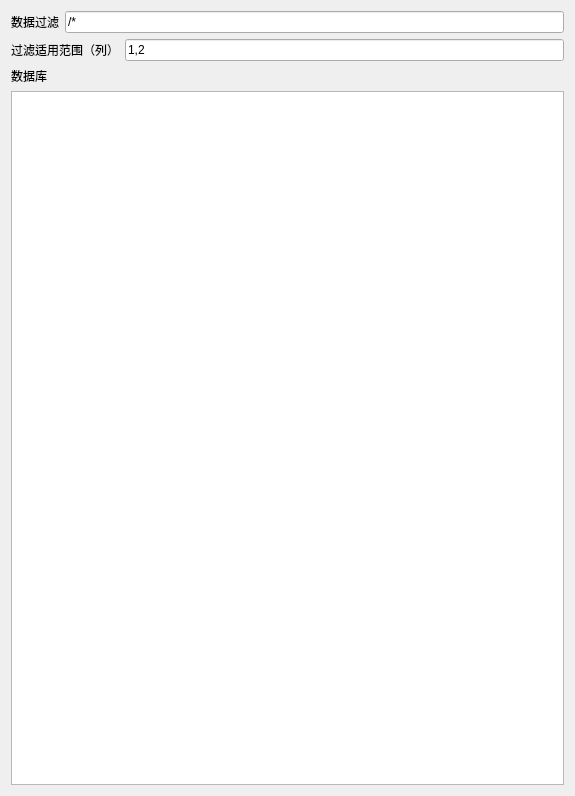
The window that 代码/4.PySide6中常用部件API的使用/数据库/Sql.ui (H1DDENADM1N/pyside6-python3-tutorial) describes before a commit, drawn with Qt 5.
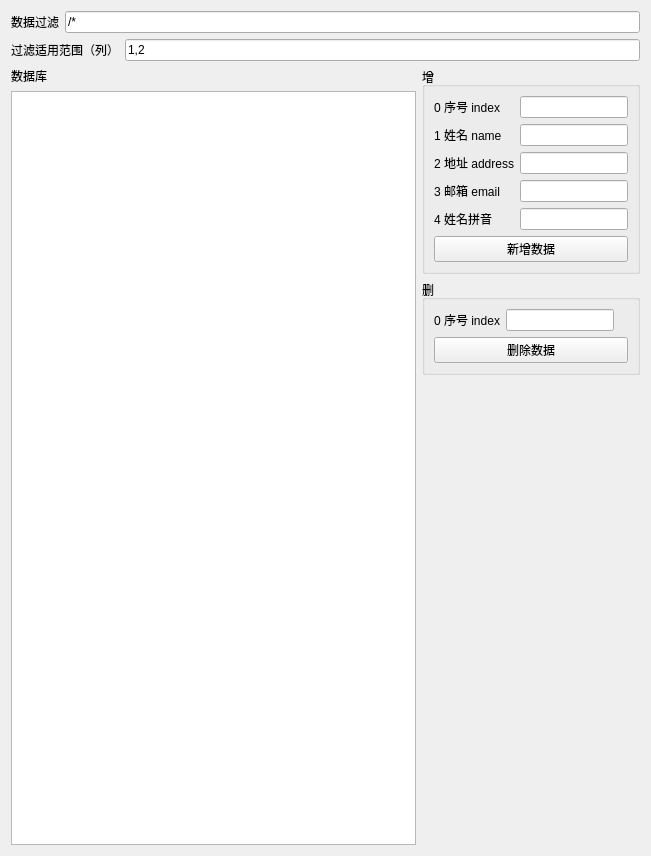
The same window after the commit.

Commit message: 更新 数据库 增、删

The edit to the form file:
```diff
--- a/代码/4.PySide6中常用部件API的使用/数据库/Sql.ui
+++ b/代码/4.PySide6中常用部件API的使用/数据库/Sql.ui
@@ -6,14 +6,14 @@
    <rect>
     <x>0</x>
     <y>0</y>
-    <width>575</width>
-    <height>796</height>
+    <width>651</width>
+    <height>856</height>
    </rect>
   </property>
   <property name="windowTitle">
    <string>数据库</string>
   </property>
-  <layout class="QVBoxLayout" name="verticalLayout">
+  <layout class="QVBoxLayout" name="verticalLayout_5">
    <item>
     <layout class="QHBoxLayout" name="horizontalLayout">
      <item>
@@ -51,14 +51,193 @@
     </layout>
    </item>
    <item>
-    <widget class="QLabel" name="label">
-     <property name="text">
-      <string>数据库</string>
-     </property>
-    </widget>
-   </item>
-   <item>
-    <widget class="QTableView" name="tableView"/>
+    <layout class="QHBoxLayout" name="horizontalLayout_3">
+     <item>
+      <layout class="QVBoxLayout" name="verticalLayout_4">
+       <item>
+        <widget class="QLabel" name="label">
+         <property name="text">
+          <string>数据库</string>
+         </property>
+        </widget>
+       </item>
+       <item>
+        <widget class="QTableView" name="tableView"/>
+       </item>
+      </layout>
+     </item>
+     <item>
+      <layout class="QVBoxLayout" name="verticalLayout_3">
+       <item>
+        <widget class="QGroupBox" name="groupBox">
+         <property name="title">
+          <string>增</string>
+         </property>
+         <layout class="QVBoxLayout" name="verticalLayout">
+          <item>
+           <layout class="QFormLayout" name="formLayout">
+            <item row="0" column="0">
+             <widget class="QLabel" name="label_2">
+              <property name="text">
+               <string>0 序号 index</string>
+              </property>
+             </widget>
+            </item>
+            <item row="0" column="1">
+             <widget class="QLineEdit" name="lineEdit_add_index">
+              <property name="sizePolicy">
+               <sizepolicy hsizetype="Fixed" vsizetype="Fixed">
+                <horstretch>0</horstretch>
+                <verstretch>0</verstretch>
+               </sizepolicy>
+              </property>
+             </widget>
+            </item>
+            <item row="1" column="0">
+             <widget class="QLabel" name="label_3">
+              <property name="text">
+               <string>1 姓名 name</string>
+              </property>
+             </widget>
+            </item>
+            <item row="1" column="1">
+             <widget class="QLineEdit" name="lineEdit_add_name">
+              <property name="sizePolicy">
+               <sizepolicy hsizetype="Fixed" vsizetype="Fixed">
+                <horstretch>0</horstretch>
+                <verstretch>0</verstretch>
+               </sizepolicy>
+              </property>
+             </widget>
+            </item>
+            <item row="2" column="0">
+             <widget class="QLabel" name="label_4">
+              <property name="text">
+               <string>2 地址 address</string>
+              </property>
+             </widget>
+            </item>
+            <item row="2" column="1">
+             <widget class="QLineEdit" name="lineEdit_add_address">
+              <property name="sizePolicy">
+               <sizepolicy hsizetype="Fixed" vsizetype="Fixed">
+                <horstretch>0</horstretch>
+                <verstretch>0</verstretch>
+               </sizepolicy>
+              </property>
+             </widget>
+            </item>
+            <item row="3" column="0">
+             <widget class="QLabel" name="label_5">
+              <property name="text">
+               <string>3 邮箱 email</string>
+              </property>
+             </widget>
+            </item>
+            <item row="3" column="1">
+             <widget class="QLineEdit" name="lineEdit_add_email">
+              <property name="sizePolicy">
+               <sizepolicy hsizetype="Fixed" vsizetype="Fixed">
+                <horstretch>0</horstretch>
+                <verstretch>0</verstretch>
+               </sizepolicy>
+              </property>
+             </widget>
+            </item>
+            <item row="4" column="0">
+             <widget class="QLabel" name="label_6">
+              <property name="text">
+               <string>4 姓名拼音</string>
+              </property>
+             </widget>
+            </item>
+            <item row="4" column="1">
+             <widget class="QLineEdit" name="lineEdit_add_name_pinyin">
+              <property name="sizePolicy">
+               <sizepolicy hsizetype="Fixed" vsizetype="Fixed">
+                <horstretch>0</horstretch>
+                <verstretch>0</verstretch>
+               </sizepolicy>
+              </property>
+             </widget>
+            </item>
+           </layout>
+          </item>
+          <item>
+           <widget class="QPushButton" name="pushButton_add">
+            <property name="sizePolicy">
+             <sizepolicy hsizetype="Preferred" vsizetype="Fixed">
+              <horstretch>0</horstretch>
+              <verstretch>0</verstretch>
+             </sizepolicy>
+            </property>
+            <property name="text">
+             <string>新增数据</string>
+            </property>
+           </widget>
+          </item>
+         </layout>
+        </widget>
+       </item>
+       <item>
+        <widget class="QGroupBox" name="groupBox_2">
+         <property name="title">
+          <string>删</string>
+         </property>
+         <layout class="QVBoxLayout" name="verticalLayout_2">
+          <item>
+           <layout class="QFormLayout" name="formLayout_2">
+            <item row="0" column="0">
+             <widget class="QLabel" name="label_7">
+              <property name="text">
+               <string>0 序号 index</string>
+              </property>
+             </widget>
+            </item>
+            <item row="0" column="1">
+             <widget class="QLineEdit" name="lineEdit_remove_index">
+              <property name="sizePolicy">
+               <sizepolicy hsizetype="Fixed" vsizetype="Fixed">
+                <horstretch>0</horstretch>
+                <verstretch>0</verstretch>
+               </sizepolicy>
+              </property>
+             </widget>
+            </item>
+           </layout>
+          </item>
+          <item>
+           <widget class="QPushButton" name="pushButton_remove">
+            <property name="sizePolicy">
+             <sizepolicy hsizetype="Preferred" vsizetype="Fixed">
+              <horstretch>0</horstretch>
+              <verstretch>0</verstretch>
+             </sizepolicy>
+            </property>
+            <property name="text">
+             <string>删除数据</string>
+            </property>
+           </widget>
+          </item>
+         </layout>
+        </widget>
+       </item>
+       <item>
+        <spacer name="verticalSpacer">
+         <property name="orientation">
+          <enum>Qt::Vertical</enum>
+         </property>
+         <property name="sizeHint" stdset="0">
+          <size>
+           <width>20</width>
+           <height>40</height>
+          </size>
+         </property>
+        </spacer>
+       </item>
+      </layout>
+     </item>
+    </layout>
    </item>
   </layout>
  </widget>
```
The commit also changes 2 other files.
